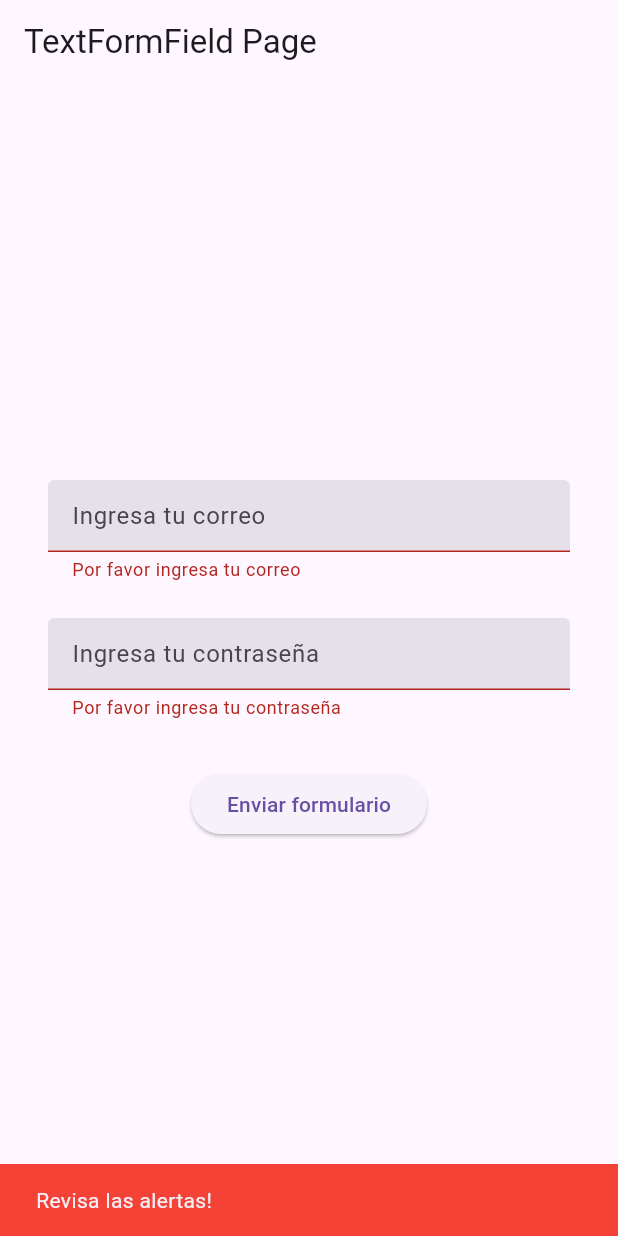
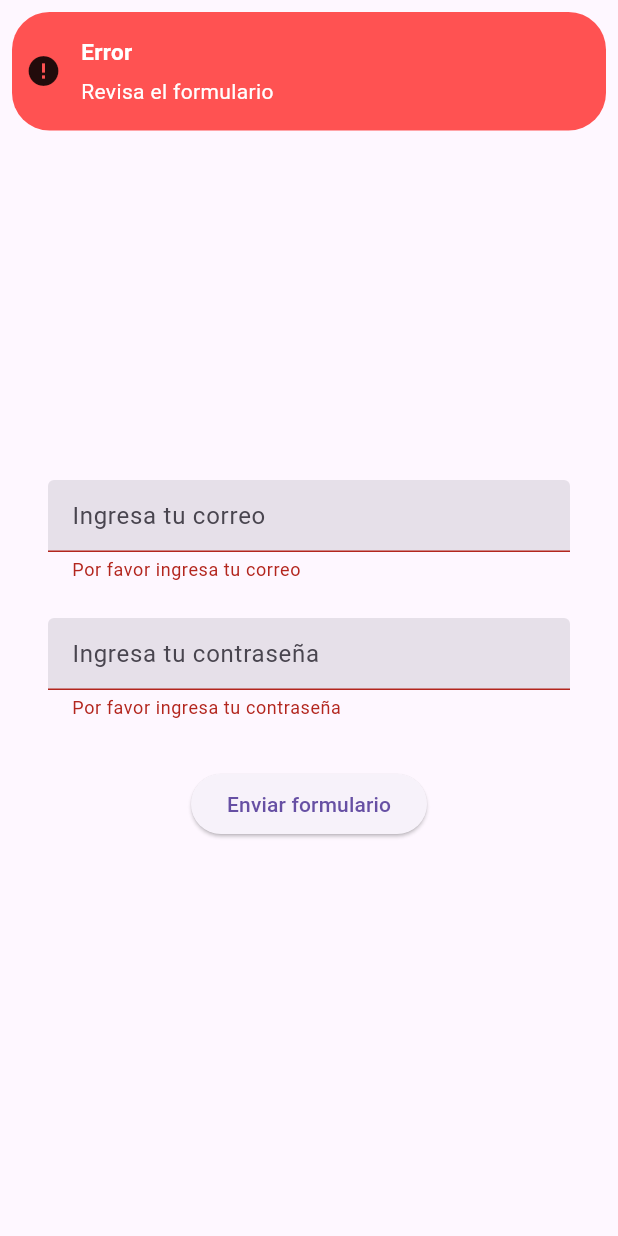
Before and after one commit to fr4nsgallegos/recetasappg14, a Flutter app: the screen it shows after launch, after a tap on "Enviar formulario", on a phone screen of 412 x 824 dp. Run offline on Flutter 3.47's test engine with Material 3 defaults, Android fonts, the phone set to English and light mode, and no system bars; drawn by our look-alikes of another_flushbar.

```diff
--- a/lib/examples/textformfield_page.dart
+++ b/lib/examples/textformfield_page.dart
@@ -1,3 +1,4 @@
+import 'package:another_flushbar/flushbar.dart';
 import 'package:flutter/material.dart';
 
 class TextformfieldPage extends StatelessWidget {
@@ -5,6 +6,20 @@ class TextformfieldPage extends StatelessWidget {
   final TextEditingController _emailController = TextEditingController();
   final TextEditingController _passwordController = TextEditingController();
   final _formkey = GlobalKey<FormState>();
+
+  void mostrarSnackBarArriba(BuildContext context) {
+    Flushbar(
+      flushbarPosition: FlushbarPosition.TOP, //para que aparezca arriba
+      title: "Error",
+      message: "Revisa el formulario",
+      duration: Duration(seconds: 3),
+      backgroundColor: Colors.redAccent,
+      margin: EdgeInsets.all(8),
+
+      borderRadius: BorderRadius.circular(25),
+      icon: Icon(Icons.error),
+    ).show(context);
+  }
 
   @override
   Widget build(BuildContext context) {
@@ -33,6 +48,12 @@ class TextformfieldPage extends StatelessWidget {
                   validator: (value) {
                     if (value == null || value.isEmpty) {
                       return "Por favor ingresa tu correo";
+                    } else if (value.length < 6) {
+                      return "El correo debe tener al menos 6 caracteres";
+                    } else if (!RegExp(
+                      '[a-zA-Z0-9_]+([.][a-zA-Z0-9_]+)*@[a-zA-Z0-9_]+([.][a-zA-Z0-9_]+)*[.][a-zA-Z]{2,5}',
+                    ).hasMatch(value)) {
+                      return "Ingresa un correo válido";
                     } else {
                       return null;
                     }
@@ -75,12 +96,14 @@ class TextformfieldPage extends StatelessWidget {
                         ),
                       );
                     } else {
-                      ScaffoldMessenger.of(context).showSnackBar(
-                        SnackBar(
-                          content: Text("Revisa las alertas!"),
-                          backgroundColor: Colors.red,
-                        ),
-                      );
+                      // ScaffoldMessenger.of(context).showSnackBar(
+                      //   SnackBar(
+                      //     content: Text("Revisa las alertas!"),
+                      //     backgroundColor: Colors.red,
+                      //   ),
+                      // );
+
+                      mostrarSnackBarArriba(context);
                     }
                   },
                   child: Text("Enviar formulario"),
--- a/pubspec.yaml
+++ b/pubspec.yaml
@@ -30,6 +30,7 @@ environment:
 dependencies:
   flutter:
     sdk: flutter
+  another_flushbar: ^1.12.32
 
   # The following adds the Cupertino Icons font to your application.
   # Use with the CupertinoIcons class for iOS style icons.
```
Also changed, not shown: pubspec.lock.
